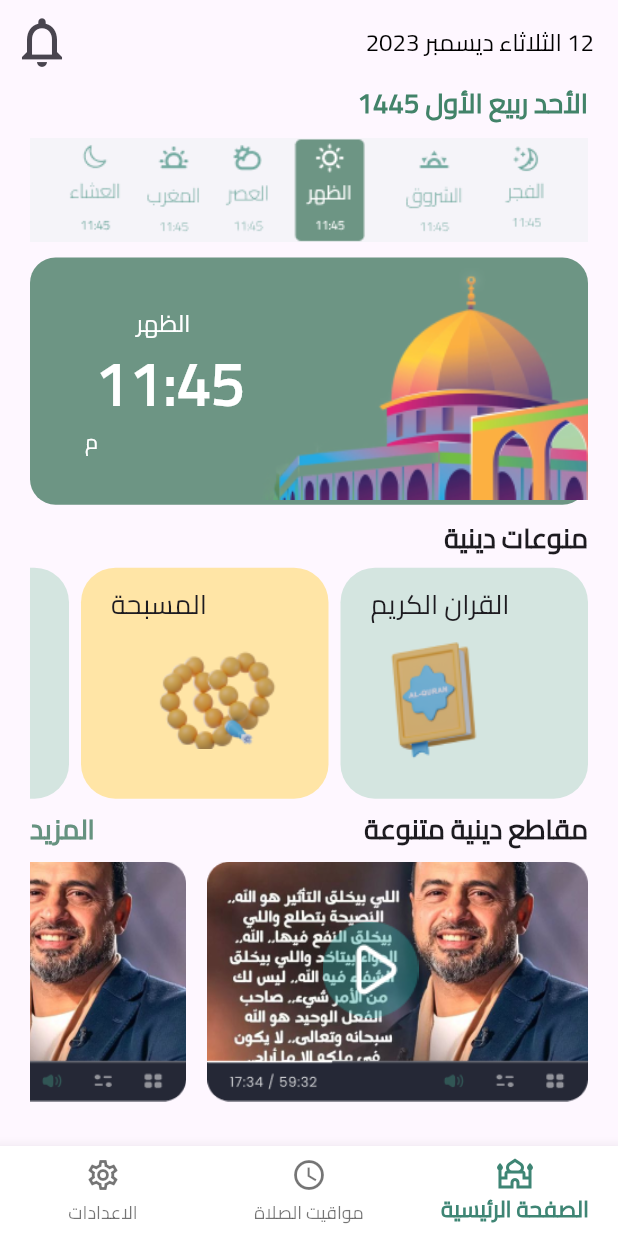
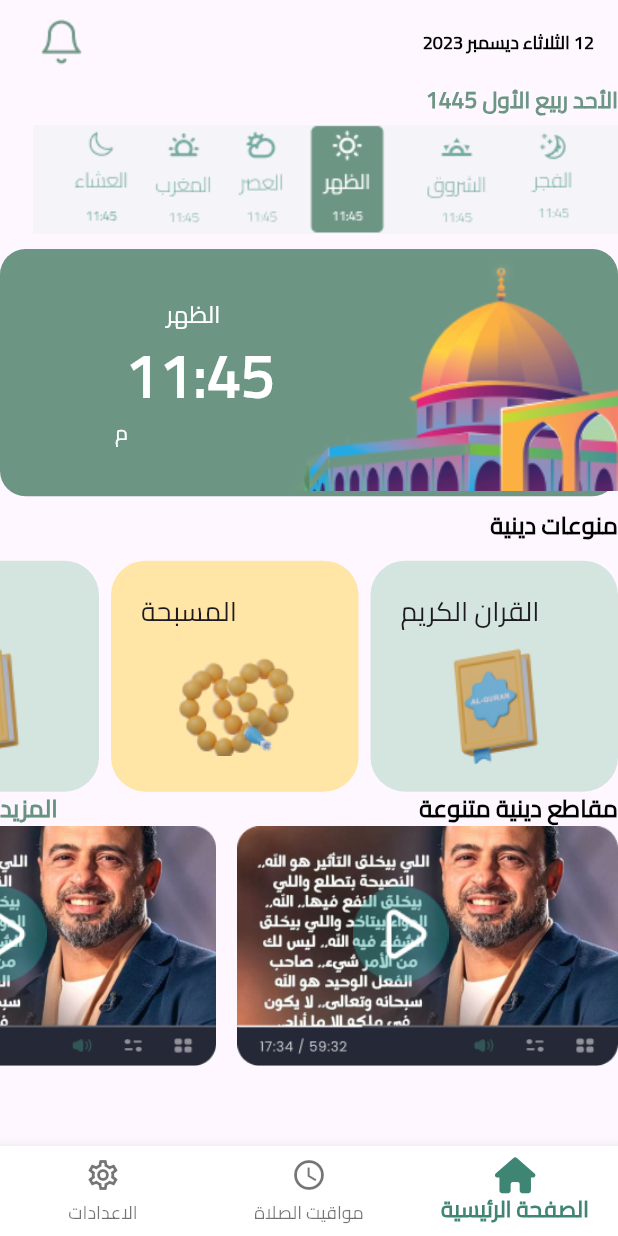
Before and after one commit to Lamiaa21-3/Remembrances_app, a Flutter app: the screen it shows after launch, on a phone screen of 412 x 824 dp. Run offline on Flutter 3.47's test engine with Material 3 defaults, Android fonts, the phone set to English and light mode, and no system bars; our stand-ins replace font_awesome_flutter.

Commit message:
edit home page

```diff
--- a/lib/cora/utilites/colors_app.dart
+++ b/lib/cora/utilites/colors_app.dart
@@ -5,7 +5,9 @@ class ColorsApp {
 
   static const pink = Color(0xffFFE5A6);
   static const lightBlue = Color(0xffD4E5E0);
-  static const grey = Color(0xFF669280);
+  static const semiGreen = Color(0xFF669280);
 
   static const extraGreen = Color(0xff6D9584);
+  static const black=Color(0xff000000
+  );
 }
--- a/lib/features/home/presentation/home_page.dart
+++ b/lib/features/home/presentation/home_page.dart
@@ -1,7 +1,5 @@
-
-
-
 import 'package:flutter/material.dart';
+import 'package:font_awesome_flutter/font_awesome_flutter.dart';
 import 'package:qoraan_app/cora/utilites/styles_app.dart';
 import 'package:qoraan_app/cora/utilites/widgets/custom_arabic_text.dart';
 import 'package:qoraan_app/features/home/presentation/widgets/home_page_body.dart';
@@ -13,21 +11,24 @@ class HomePage extends StatelessWidget {
 
   @override
   Widget build(BuildContext context) {
-    return  Scaffold(
+    return Scaffold(
       appBar: AppBar(
-       actions: [
-         IconButton(onPressed: (){}, icon: const Icon(Icons.notifications_none,size: 40,),),
-       ],
-
-        title:  Padding(
-          padding: EdgeInsets.only(left: 140.0),
-          child: CustomArabicText(text: S.of(context).date,),
+        actions: [
+          Padding(
+            padding: const EdgeInsets.only(left: 25.0),
+            child: Image.asset('assets/images/feather_bell.png'),
+          ),
+        ],
+        title: Padding(
+          padding: EdgeInsets.only(left: 150.0),
+          child: CustomArabicText(
+            text: S.of(context).mDate,
+            fontWeight: FontWeight.w600,
+            fontSize: 12,
+          ),
         ),
-
-
       ),
       body: const HomePageBody(),
-
     );
   }
 }
--- a/lib/features/home/presentation/widgets/home_page_body.dart
+++ b/lib/features/home/presentation/widgets/home_page_body.dart
@@ -1,8 +1,10 @@
 import 'package:flutter/material.dart';
+import 'package:qoraan_app/cora/utilites/colors_app.dart';
 
 import 'package:qoraan_app/cora/utilites/styles_app.dart';
+import 'package:qoraan_app/cora/utilites/widgets/custom_arabic_text.dart';
 
-
+import '../../../../generated/l10n.dart';
 import 'home_page_custom_row_words.dart';
 import 'home_page_custom_timing_container.dart';
 import 'home_page_list_view_container.dart';
@@ -12,37 +14,44 @@ class HomePageBody extends StatelessWidget {
 
   @override
   Widget build(BuildContext context) {
-    return Padding(
-      padding: const EdgeInsets.symmetric(horizontal: 20.0),
-      child:  SingleChildScrollView(
-
+    return SingleChildScrollView(
       child: Column(
         crossAxisAlignment: CrossAxisAlignment.start,
         children: [
-
-            const Text(
-              'الأحد ربيع الأول 1445',
-              style: StylesApp.style18Weight600DarkGreen,
+          CustomArabicText(
+            text: S.of(context).hDate,
+            fontSize: 15,
+            fontWeight: FontWeight.w600,
+            color: ColorsApp.extraGreen,
           ),
 
-            const SizedBox(height: 10,),
+          const SizedBox(
+            height: 6,
+          ),
           Image.asset('assets/images/Prayer.png'),
-            const SizedBox(height: 10,),
+          const SizedBox(
+            height: 10,
+          ),
           const HomePageCustomTimingContainer(),
-            const SizedBox(height: 10,),
-            // Text(
-            //   S.of(context).gregoriandate,
-            //   style: TextStyle(fontSize: 18, fontWeight: FontWeight.w700),
-            // ),
-            const Text(
-              'منوعات دينية',
-              style: TextStyle(fontSize: 18, fontWeight: FontWeight.w700),
+          const SizedBox(
+            height: 8,
           ),
+
+          CustomArabicText(
+            text: S.of(context).religious,
+            fontSize: 16,
+            fontWeight: FontWeight.w700,
+            color: ColorsApp.black,
+
+          ),
+          const SizedBox(
+            height: 6,
+          ),
+
           const HomePageListViewContainer(),
           const HomePageCustomRowWords(),
           const HomePageListViewViedo(),
         ],
-        ),
       ),
     );
   }
@@ -59,7 +68,7 @@ class HomePageListViewViedo extends StatelessWidget {
         scrollDirection: Axis.horizontal,
         itemCount: 10,
         itemBuilder: (BuildContext context, int index) {
-          return Stack(children:[
+          return Stack(children: [
             Image.asset('assets/images/Group 465.png'),
             Positioned(
                 top: 40,
--- a/lib/features/home/presentation/widgets/home_page_custom_row_words.dart
+++ b/lib/features/home/presentation/widgets/home_page_custom_row_words.dart
@@ -4,27 +4,32 @@
 import 'package:flutter/material.dart';
 
 import '../../../../cora/utilites/colors_app.dart';
+import '../../../../cora/utilites/widgets/custom_arabic_text.dart';
+import '../../../../generated/l10n.dart';
 
 class HomePageCustomRowWords extends StatelessWidget {
   const HomePageCustomRowWords({super.key});
 
   @override
   Widget build(BuildContext context) {
-    return    const Padding(
-      padding: EdgeInsets.only(top: 8.0,bottom: 8),
-      child: Row(
-        children: [
-          Text(
-            'مقاطع دينية متنوعة',
-            style: TextStyle(fontSize: 18, fontWeight: FontWeight.w700),
-          ),
-          Spacer(),
-          Text(
-            '  المزيد',
-            style: TextStyle(fontSize: 18, fontWeight: FontWeight.w700,color: ColorsApp.grey),
-          ),
-        ],
-      ),
+    return     Row(
+      children: [
+        CustomArabicText(
+          text: S.of(context).differentVideo,
+          fontSize: 16,
+          fontWeight: FontWeight.w700,
+          color: ColorsApp.black,
+
+        ),
+        Spacer(),
+        CustomArabicText(
+          text: S.of(context).more,
+          fontSize: 16,
+          fontWeight: FontWeight.w700,
+          color: ColorsApp.semiGreen,
+
+        ),
+      ],
     );
   }
 }
--- a/lib/features/home/presentation/widgets/home_page_ietm_container.dart
+++ b/lib/features/home/presentation/widgets/home_page_ietm_container.dart
@@ -25,18 +25,18 @@ class HomePageIetmContainer extends StatelessWidget {
           color: color,
           borderRadius: BorderRadius.circular(23),
         ),
-        child: Padding(
-          padding: const EdgeInsets.only(top: 12.0,left: 20),
-          child: Column(
-            crossAxisAlignment: CrossAxisAlignment.end,
-            children: [
-              Text(
+        child: Column(
+          crossAxisAlignment: CrossAxisAlignment.end,
+          children: [
+            Padding(
+              padding: const EdgeInsets.only(left: 20.0,top: 21),
+              child: Text(
                 text,
                 style: const TextStyle(fontWeight: FontWeight.w500, fontSize: 18),
               ),
-              Image.asset(image,height: 100,fit: BoxFit.scaleDown,),
-            ],
-          ),
+            ),
+            Center(child: Image.asset(image,height: 100,fit: BoxFit.scaleDown,)),
+          ],
         ),
       ),
     );
--- a/lib/l10n/intl_ar.arb
+++ b/lib/l10n/intl_ar.arb
@@ -2,7 +2,11 @@
     "welcome":"مرحبا",
     "ولي الأمر":"Guardian",
     "Student":" الطالب ",
-     "date":"12 الثلاثاء ديسمبر 2023",
+     "mDate":"12 الثلاثاء ديسمبر 2023",
+    "hDate":"الأحد ربيع الأول 1445",
+    "religious":"منوعات دينية",
+    "differentVideo":"مقاطع دينية متنوعة ",
+    "more":"المزيد",
     "School":" المدرسة ",
     "Teached":"معلم",
     "Loginorsignup":"تسجيل الدخول او الاشتراك",
--- a/lib/l10n/intl_en.arb
+++ b/lib/l10n/intl_en.arb
@@ -1,4 +1,9 @@
 {
+  "mDate":"12 الثلاثاء ديسمبر 2023",
+  "hDate":"الأحد ربيع الأول 1445",
+  "religious":"منوعات دينية",
+  "differentVideo":"مقاطع دينية متنوعة ",
+  "more":"المزيد",
   "welcome":"مرحبا",
   "ولي الأمر":"Guardian",
   "register":"التسجيل",
--- a/lib/root_page.dart
+++ b/lib/root_page.dart
@@ -1,4 +1,5 @@
 import 'package:flutter/material.dart';
+import 'package:font_awesome_flutter/font_awesome_flutter.dart';
 
 import 'package:qoraan_app/personalpage.dart';
 
@@ -51,7 +52,7 @@ class _RootHomePageState extends State<RootHomePage> {
       },
       items: const [
         BottomNavigationBarItem(
-            icon: Icon(Icons.mosque_outlined), label: 'الصفحة الرئيسية'),
+            icon:   FaIcon(FontAwesomeIcons.house), label: 'الصفحة الرئيسية'),
         BottomNavigationBarItem(
             icon: Icon(Icons.access_time),
             label: 'مواقيت الصلاة'),
--- a/pubspec.yaml
+++ b/pubspec.yaml
@@ -46,6 +46,7 @@ dependencies:
   flutter_tex: ^4.0.9
   pinput: null
   rename: null
+  font_awesome_flutter: ^10.7.0
 
 
 dev_dependencies:
```
Also changed, not shown: assets/images/feather_bell.png (added), lib/generated/intl/messages_ar.dart, lib/generated/intl/messages_en.dart, lib/generated/l10n.dart, pubspec.lock. Lines whose indentation alone changed are shown as unchanged.
